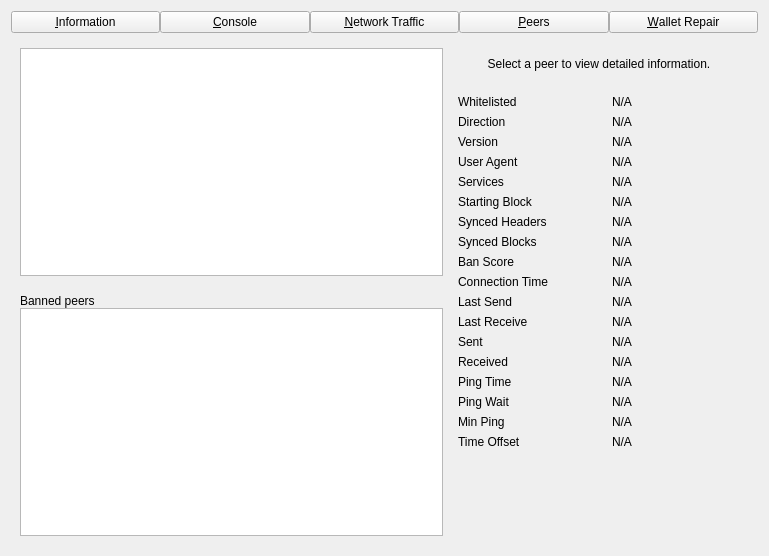
Qt form src/qt/forms/debugwindow.ui (biblepay/biblepay) before a commit.
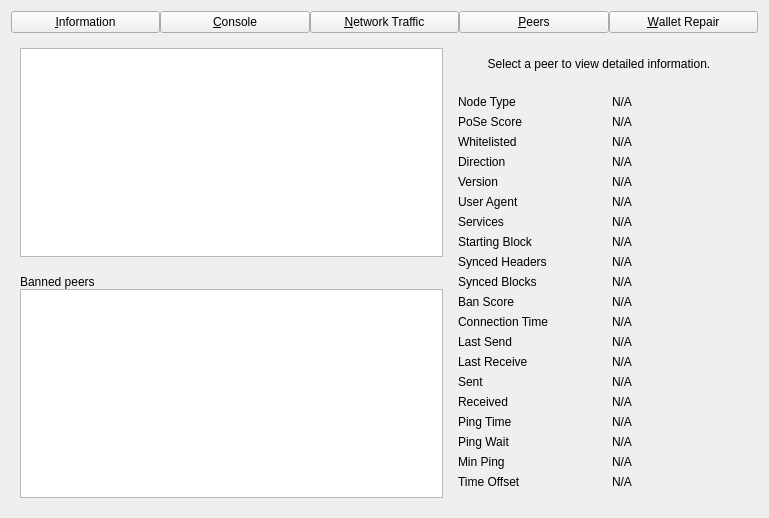
The same form after that commit. The open tabs and pages were chosen to show the change. Icons and pictures are not drawn. Custom widgets are drawn as their Qt base class.

The edit to the form file:
```diff
--- a/src/qt/forms/debugwindow.ui
+++ b/src/qt/forms/debugwindow.ui
@@ -7,7 +7,7 @@
     <x>0</x>
     <y>0</y>
     <width>769</width>
-    <height>556</height>
+    <height>485</height>
    </rect>
   </property>
   <property name="windowTitle">
@@ -813,13 +813,59 @@
          </property>
          <layout class="QGridLayout" name="gridLayout_3">
           <item row="0" column="0">
+           <widget class="QLabel" name="label_50">
+            <property name="text">
+             <string>Node Type</string>
+            </property>
+           </widget>
+          </item>
+          <item row="0" column="2">
+           <widget class="QLabel" name="peerNodeType">
+            <property name="cursor">
+             <cursorShape>IBeamCursor</cursorShape>
+            </property>
+            <property name="text">
+             <string>N/A</string>
+            </property>
+            <property name="textFormat">
+             <enum>Qt::PlainText</enum>
+            </property>
+            <property name="textInteractionFlags">
+             <set>Qt::LinksAccessibleByMouse|Qt::TextSelectableByKeyboard|Qt::TextSelectableByMouse</set>
+            </property>
+           </widget>
+          </item>
+          <item row="1" column="0">
+           <widget class="QLabel" name="label_51">
+            <property name="text">
+             <string>PoSe Score</string>
+            </property>
+           </widget>
+          </item>
+          <item row="1" column="2">
+           <widget class="QLabel" name="peerPoSeScore">
+            <property name="cursor">
+             <cursorShape>IBeamCursor</cursorShape>
+            </property>
+            <property name="text">
+             <string>N/A</string>
+            </property>
+            <property name="textFormat">
+             <enum>Qt::PlainText</enum>
+            </property>
+            <property name="textInteractionFlags">
+             <set>Qt::LinksAccessibleByMouse|Qt::TextSelectableByKeyboard|Qt::TextSelectableByMouse</set>
+            </property>
+           </widget>
+          </item>
+          <item row="2" column="0">
            <widget class="QLabel" name="label_30">
             <property name="text">
              <string>Whitelisted</string>
             </property>
            </widget>
           </item>
-          <item row="0" column="2">
+          <item row="2" column="2">
            <widget class="QLabel" name="peerWhitelisted">
             <property name="cursor">
              <cursorShape>IBeamCursor</cursorShape>
@@ -835,14 +881,14 @@
             </property>
            </widget>
           </item>
-          <item row="1" column="0">
+          <item row="3" column="0">
            <widget class="QLabel" name="label_23">
             <property name="text">
              <string>Direction</string>
             </property>
            </widget>
           </item>
-          <item row="1" column="2">
+          <item row="3" column="2">
            <widget class="QLabel" name="peerDirection">
             <property name="cursor">
              <cursorShape>IBeamCursor</cursorShape>
@@ -858,14 +904,14 @@
             </property>
            </widget>
           </item>
-          <item row="2" column="0">
+          <item row="4" column="0">
            <widget class="QLabel" name="label_21">
             <property name="text">
              <string>Version</string>
             </property>
            </widget>
           </item>
-          <item row="2" column="2">
+          <item row="4" column="2">
            <widget class="QLabel" name="peerVersion">
             <property name="cursor">
              <cursorShape>IBeamCursor</cursorShape>
@@ -881,14 +927,14 @@
             </property>
            </widget>
           </item>
-          <item row="3" column="0">
+          <item row="5" column="0">
            <widget class="QLabel" name="label_28">
             <property name="text">
              <string>User Agent</string>
             </property>
            </widget>
           </item>
-          <item row="3" column="2">
+          <item row="5" column="2">
            <widget class="QLabel" name="peerSubversion">
             <property name="cursor">
              <cursorShape>IBeamCursor</cursorShape>
@@ -904,14 +950,14 @@
             </property>
            </widget>
           </item>
-          <item row="4" column="0">
+          <item row="6" column="0">
            <widget class="QLabel" name="label_4">
             <property name="text">
              <string>Services</string>
             </property>
            </widget>
           </item>
-          <item row="4" column="2">
+          <item row="6" column="2">
            <widget class="QLabel" name="peerServices">
             <property name="cursor">
              <cursorShape>IBeamCursor</cursorShape>
@@ -927,14 +973,14 @@
             </property>
            </widget>
           </item>
-          <item row="5" column="0">
+          <item row="7" column="0">
            <widget class="QLabel" name="label_29">
             <property name="text">
              <string>Starting Block</string>
             </property>
            </widget>
           </item>
-          <item row="5" column="2">
+          <item row="7" column="2">
            <widget class="QLabel" name="peerHeight">
             <property name="cursor">
              <cursorShape>IBeamCursor</cursorShape>
@@ -950,14 +996,14 @@
             </property>
            </widget>
           </item>
-          <item row="6" column="0">
+          <item row="8" column="0">
            <widget class="QLabel" name="label_27">
             <property name="text">
              <string>Synced Headers</string>
             </property>
            </widget>
           </item>
-          <item row="6" column="2">
+          <item row="8" column="2">
            <widget class="QLabel" name="peerSyncHeight">
             <property name="cursor">
              <cursorShape>IBeamCursor</cursorShape>
@@ -973,14 +1019,14 @@
             </property>
            </widget>
           </item>
-          <item row="7" column="0">
+          <item row="9" column="0">
            <widget class="QLabel" name="label_25">
             <property name="text">
              <string>Synced Blocks</string>
             </property>
            </widget>
           </item>
-          <item row="7" column="2">
+          <item row="9" column="2">
            <widget class="QLabel" name="peerCommonHeight">
             <property name="cursor">
              <cursorShape>IBeamCursor</cursorShape>
@@ -996,14 +1042,14 @@
             </property>
            </widget>
           </item>
-          <item row="8" column="0">
+          <item row="10" column="0">
            <widget class="QLabel" name="label_24">
             <property name="text">
              <string>Ban Score</string>
             </property>
            </widget>
           </item>
-          <item row="8" column="2">
+          <item row="10" column="2">
            <widget class="QLabel" name="peerBanScore">
             <property name="cursor">
              <cursorShape>IBeamCursor</cursorShape>
@@ -1019,14 +1065,14 @@
             </property>
            </widget>
           </item>
-          <item row="9" column="0">
+          <item row="11" column="0">
            <widget class="QLabel" name="label_22">
             <property name="text">
              <string>Connection Time</string>
             </property>
            </widget>
           </item>
-          <item row="9" column="2">
+          <item row="11" column="2">
            <widget class="QLabel" name="peerConnTime">
             <property name="cursor">
              <cursorShape>IBeamCursor</cursorShape>
@@ -1042,14 +1088,14 @@
             </property>
            </widget>
           </item>
-          <item row="10" column="0">
+          <item row="12" column="0">
            <widget class="QLabel" name="label_15">
             <property name="text">
              <string>Last Send</string>
             </property>
            </widget>
           </item>
-          <item row="10" column="2">
+          <item row="12" column="2">
            <widget class="QLabel" name="peerLastSend">
             <property name="cursor">
              <cursorShape>IBeamCursor</cursorShape>
@@ -1065,14 +1111,14 @@
             </property>
            </widget>
           </item>
-          <item row="11" column="0">
+          <item row="13" column="0">
            <widget class="QLabel" name="label_19">
             <property name="text">
              <string>Last Receive</string>
             </property>
            </widget>
           </item>
-          <item row="11" column="2">
+          <item row="13" column="2">
            <widget class="QLabel" name="peerLastRecv">
             <property name="cursor">
              <cursorShape>IBeamCursor</cursorShape>
@@ -1088,14 +1134,14 @@
             </property>
            </widget>
           </item>
-          <item row="12" column="0">
+          <item row="14" column="0">
            <widget class="QLabel" name="label_18">
             <property name="text">
              <string>Sent</string>
             </property>
            </widget>
           </item>
-          <item row="12" column="2">
+          <item row="14" column="2">
            <widget class="QLabel" name="peerBytesSent">
             <property name="cursor">
              <cursorShape>IBeamCursor</cursorShape>
@@ -1111,14 +1157,14 @@
             </property>
            </widget>
           </item>
-          <item row="13" column="0">
+          <item row="15" column="0">
            <widget class="QLabel" name="label_20">
             <property name="text">
              <string>Received</string>
             </property>
            </widget>
           </item>
-          <item row="13" column="2">
+          <item row="15" column="2">
            <widget class="QLabel" name="peerBytesRecv">
             <property name="cursor">
              <cursorShape>IBeamCursor</cursorShape>
@@ -1134,14 +1180,14 @@
             </property>
            </widget>
           </item>
-          <item row="14" column="0">
+          <item row="16" column="0">
            <widget class="QLabel" name="label_26">
             <property name="text">
              <string>Ping Time</string>
             </property>
            </widget>
           </item>
-          <item row="14" column="2">
+          <item row="16" column="2">
            <widget class="QLabel" name="peerPingTime">
             <property name="cursor">
              <cursorShape>IBeamCursor</cursorShape>
@@ -1157,7 +1203,7 @@
             </property>
            </widget>
           </item>
-          <item row="15" column="0">
+          <item row="17" column="0">
            <widget class="QLabel" name="peerPingWaitLabel">
             <property name="toolTip">
              <string>The duration of a currently outstanding ping.</string>
@@ -1167,7 +1213,7 @@
             </property>
            </widget>
           </item>
-          <item row="15" column="2">
+          <item row="17" column="2">
            <widget class="QLabel" name="peerPingWait">
             <property name="cursor">
              <cursorShape>IBeamCursor</cursorShape>
@@ -1183,14 +1229,14 @@
             </property>
            </widget>
           </item>
-          <item row="16" column="0">
+          <item row="18" column="0">
            <widget class="QLabel" name="peerMinPingLabel">
             <property name="text">
              <string>Min Ping</string>
             </property>
            </widget>
           </item>
-          <item row="16" column="2">
+          <item row="18" column="2">
            <widget class="QLabel" name="peerMinPing">
             <property name="cursor">
              <cursorShape>IBeamCursor</cursorShape>
@@ -1206,14 +1252,14 @@
             </property>
            </widget>
           </item>
-          <item row="17" column="0">
+          <item row="19" column="0">
            <widget class="QLabel" name="label_timeoffset">
             <property name="text">
              <string>Time Offset</string>
             </property>
            </widget>
           </item>
-          <item row="17" column="2">
+          <item row="19" column="2">
            <widget class="QLabel" name="timeoffset">
             <property name="cursor">
              <cursorShape>IBeamCursor</cursorShape>
@@ -1229,7 +1275,7 @@
             </property>
            </widget>
           </item>
-          <item row="18" column="1">
+          <item row="20" column="1">
            <spacer name="verticalSpacer_3">
             <property name="orientation">
              <enum>Qt::Vertical</enum>
```
Left out of the diff: 136 changed lines with no effect on the pictures.
